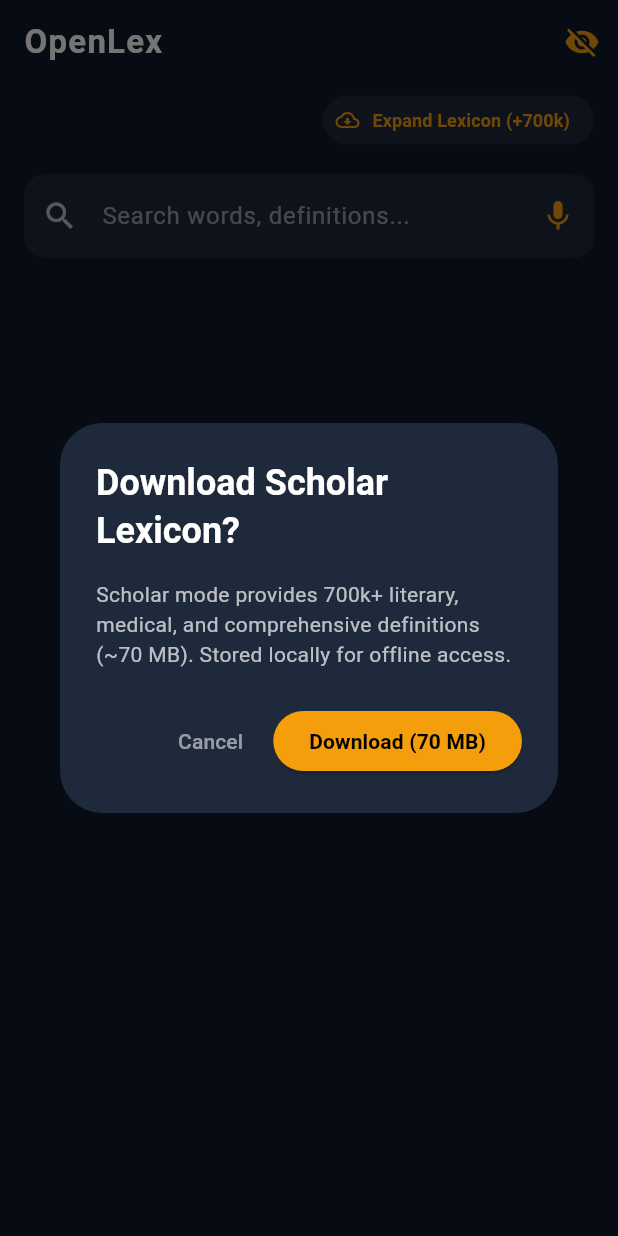
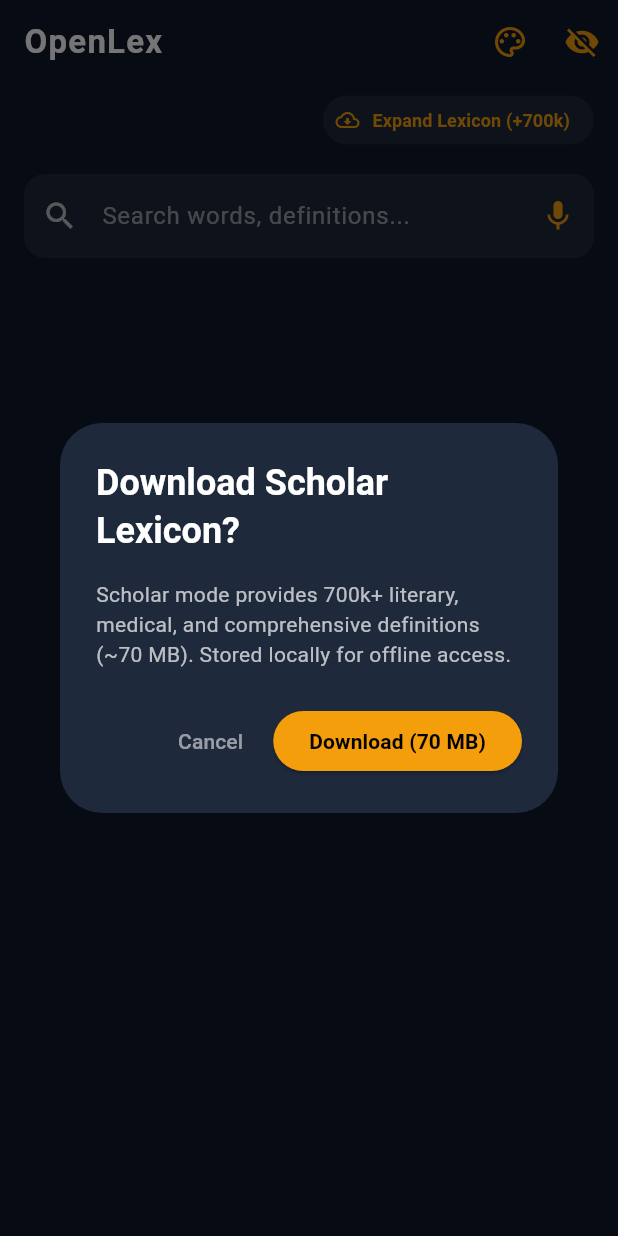
Before and after one commit to hiteshharidevan-NoCode5/openlex, a Flutter app: the screen it shows after launch, after a tap on "Expand Lexicon (+700k)", on a phone screen of 412 x 824 dp. Run offline on Flutter 3.47's test engine with Material 3 defaults, Android fonts, the phone set to English and light mode, and no system bars; our stand-ins replace flutter_tts, shared_preferences, speech_to_text, sqflite, sqflite_common_ffi_web; accounts and stored records are empty.

Commit message:
feat(ui): add persistent dual-theme system (Amber/Teal) with AppBar switcher

```diff
--- a/lib/features/search/search_screen.dart
+++ b/lib/features/search/search_screen.dart
@@ -1,3 +1,4 @@
+import 'package:shared_preferences/shared_preferences.dart';
 import 'package:flutter/services.dart';
 import 'dart:async';
 import 'package:flutter/material.dart';
@@ -22,10 +23,28 @@ class _SearchScreenState extends State<SearchScreen> {
   bool _isAdvanced = false;
   bool _isIncognito = true;
   bool _isListening = false;
+  bool _isTealTheme = false;
+  Color get currentAccent => _isTealTheme ? const Color(0xFF14B8A6) : const Color(0xFFF59E0B);
+
+  Future<void> _loadThemePref() async {
+    final prefs = await SharedPreferences.getInstance();
+    setState(() {
+      _isTealTheme = prefs.getBool('pref_teal_theme') ?? false;
+    });
+  }
+
+  Future<void> _toggleTheme() async {
+    final prefs = await SharedPreferences.getInstance();
+    setState(() {
+      _isTealTheme = !_isTealTheme;
+    });
+    await prefs.setBool('pref_teal_theme', _isTealTheme);
+  }
 
   @override
   void initState() {
     super.initState();
+    _loadThemePref();
     _searchFocusNode = FocusNode(onKeyEvent: (node, event) {
       if (_suggestions.isEmpty) return KeyEventResult.ignored;
       if (event is KeyDownEvent) {
@@ -157,7 +176,7 @@ class _SearchScreenState extends State<SearchScreen> {
                 child: Text(needsUpdate ? "Later" : "Cancel", style: const TextStyle(color: Colors.white54)),
               ),
               ElevatedButton(
-                style: ElevatedButton.styleFrom(backgroundColor: const Color(0xFFF59E0B)),
+                style: ElevatedButton.styleFrom(backgroundColor: currentAccent),
                 onPressed: () => Navigator.pop(ctx, true),
                 child: Text(
                   needsUpdate ? "Update Now" : "Download (70 MB)",
@@ -194,7 +213,7 @@ class _SearchScreenState extends State<SearchScreen> {
                 child: const Text('Cancel', style: TextStyle(color: Colors.white54)),
               ),
               ElevatedButton(
-                style: ElevatedButton.styleFrom(backgroundColor: const Color(0xFFF59E0B)),
+                style: ElevatedButton.styleFrom(backgroundColor: currentAccent),
                 onPressed: () => Navigator.pop(ctx, true),
                 child: const Text('Download (70 MB)', style: TextStyle(color: Colors.black, fontWeight: FontWeight.bold)),
               ),
@@ -241,7 +260,7 @@ class _SearchScreenState extends State<SearchScreen> {
                     LinearProgressIndicator(
                       value: progress > 0 ? progress : null,
                       backgroundColor: Colors.white12,
-                      valueColor: const AlwaysStoppedAnimation<Color>(Color(0xFFF59E0B)),
+                      valueColor: AlwaysStoppedAnimation<Color>(currentAccent),
                     ),
                     const SizedBox(height: 16),
                     Text('${(progress * 100).toStringAsFixed(1)}%', style: const TextStyle(color: Colors.white70)),
@@ -292,7 +311,7 @@ class _SearchScreenState extends State<SearchScreen> {
   Widget build(BuildContext context) {
     const primaryBg = Color(0xFF0F172A);
     const cardBg = Color(0xFF1E293B);
-    const accentAmber = Color(0xFFF59E0B);
+    final accentAmber = currentAccent;
 
     return Scaffold(
       backgroundColor: primaryBg,
@@ -304,6 +323,14 @@ class _SearchScreenState extends State<SearchScreen> {
           style: TextStyle(fontWeight: FontWeight.bold, letterSpacing: 0.8, color: Colors.white),
         ),
         actions: [
+          IconButton(
+            tooltip: _isTealTheme ? "Switch to Amber Theme" : "Switch to Teal Theme",
+            icon: Icon(
+              Icons.palette_outlined,
+              color: currentAccent,
+            ),
+            onPressed: _toggleTheme,
+          ),
           IconButton(
             tooltip: _isIncognito ? "Incognito Active (No History)" : "History Enabled",
             icon: Icon(
@@ -426,7 +453,7 @@ class _SearchScreenState extends State<SearchScreen> {
                                 style: const TextStyle(color: Colors.white, fontWeight: FontWeight.w600),
                               ),
                               subtitle: item['ipa'] != null
-                                  ? Text(item['ipa'], style: const TextStyle(color: accentAmber))
+                                  ? Text(item['ipa'], style: TextStyle(color: accentAmber))
                                   : null,
                               onTap: () => _selectWord(item['id']),
                             ),
```
